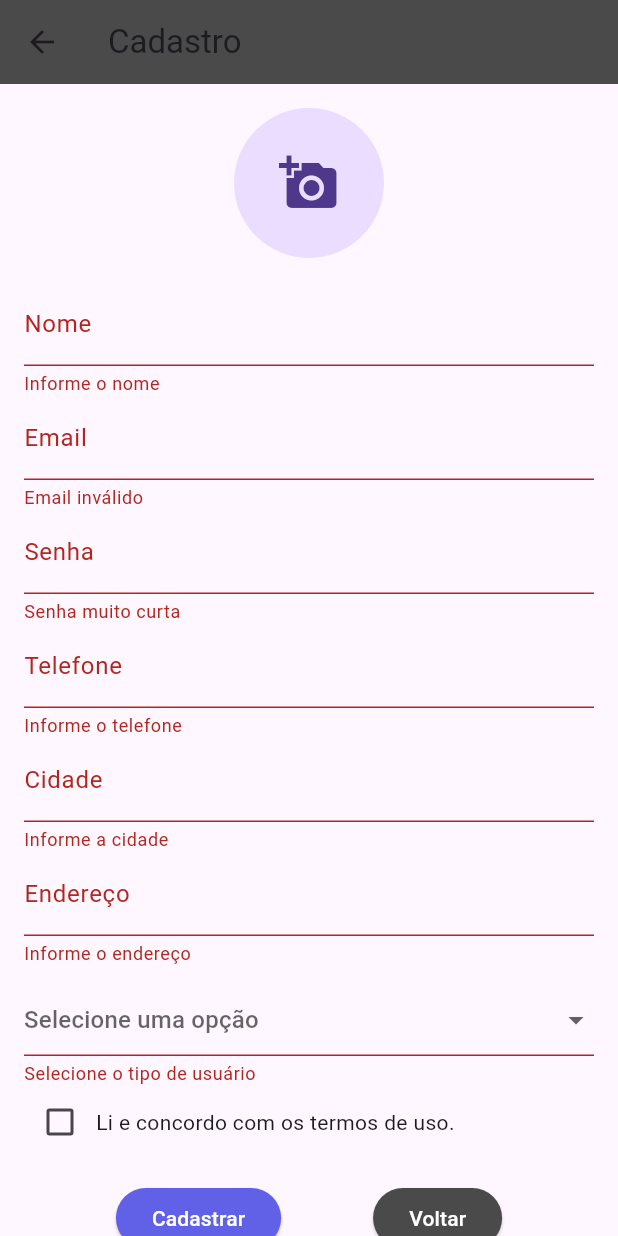
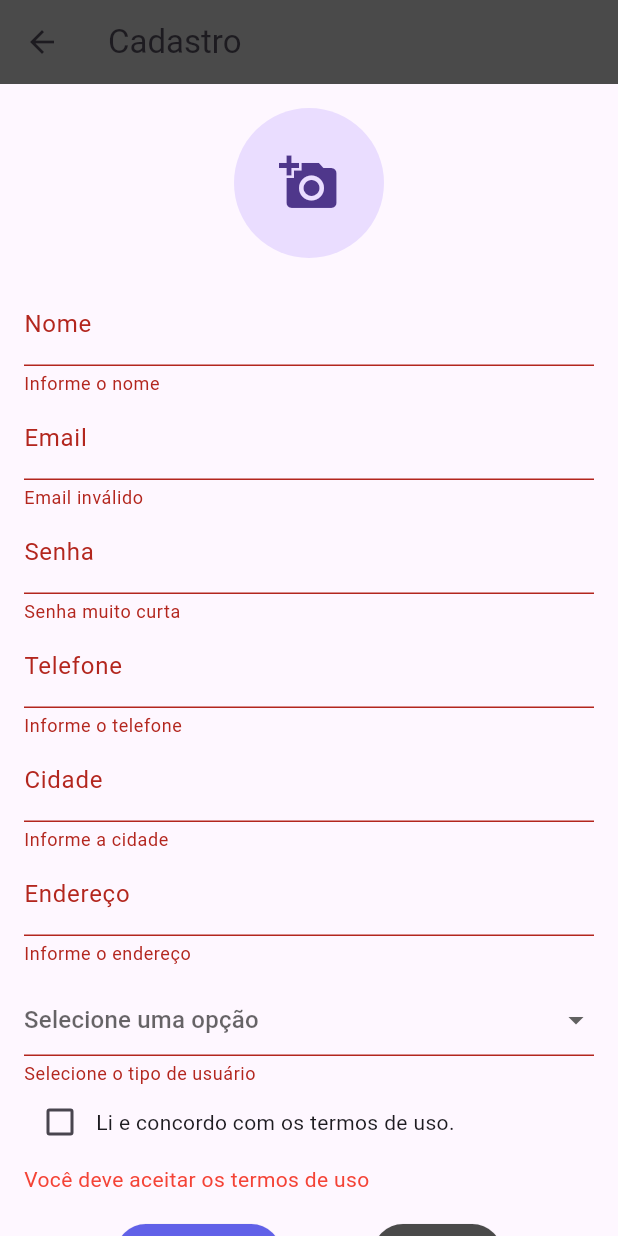
Before and after one commit to donilumertz/prest_service, a Flutter app: the CadastroScreen screen opened directly, after a tap on "Cadastrar", on a phone screen of 412 x 824 dp. Run offline on Flutter 3.47's test engine with Material 3 defaults, Android fonts, the phone set to English and light mode, and no system bars; our stand-ins replace cloud_firestore, firebase_auth, firebase_core, google_fonts, image_picker; accounts and stored records are empty.

Commit message:
ajustando cores e funcionalidades

```diff
--- a/lib/screens/cadastrese_screen.dart
+++ b/lib/screens/cadastrese_screen.dart
@@ -27,9 +27,16 @@ class _CadastroScreenState extends State<CadastroScreen> {
 
   String? _tipoUsuario;
   bool _termosAceitos = false;
+  String? _erroTermos;
+  String? _erroProfissao;
+  String? _erroDescricao;
+  String? _erroCategorias;
+
   bool _isSubmitting = false;
+
   List<String> _categoriasSelecionadas = [];
   List<String> _categorias = [];
+
   File? _imagemSelecionada;
   String? _imagemBase64;
 
@@ -37,8 +44,8 @@ class _CadastroScreenState extends State<CadastroScreen> {
   final FirestoreService _firestoreService = FirestoreService();
 
   Future<void> _selecionarImagem() async {
-    final ImagePicker picker = ImagePicker();
-    final XFile? picked = await picker.pickImage(source: ImageSource.gallery);
+    final picker = ImagePicker();
+    final picked = await picker.pickImage(source: ImageSource.gallery);
     if (picked != null) {
       setState(() {
         _imagemSelecionada = File(picked.path);
@@ -48,32 +55,47 @@ class _CadastroScreenState extends State<CadastroScreen> {
   }
 
   void _cadastrar() async {
-    final formValid = _formKey.currentState?.validate() ?? false;
+    final valido = _formKey.currentState?.validate() ?? false;
+
+    _erroTermos = null;
+    _erroProfissao = null;
+    _erroDescricao = null;
+    _erroCategorias = null;
+
     if (_tipoUsuario == 'Prestador') {
       if (_profissaoController.text.trim().isEmpty) {
-        ScaffoldMessenger.of(context).showSnackBar(const SnackBar(content: Text('Informe a profissão')));
-        return;
+        _erroProfissao = 'Informe a profissão';
       }
       if (_descricaoController.text.trim().isEmpty) {
-        ScaffoldMessenger.of(context).showSnackBar(const SnackBar(content: Text('Informe a descrição dos trabalhos')));
-        return;
+        _erroDescricao = 'Descreva seus trabalhos';
       }
       if (_categoriasSelecionadas.isEmpty) {
-        ScaffoldMessenger.of(context).showSnackBar(const SnackBar(content: Text('Selecione ao menos uma categoria')));
-        return;
+        _erroCategorias = 'Selecione ao menos uma categoria';
       }
     }
-    if (!formValid) return;
+
     if (!_termosAceitos) {
-      ScaffoldMessenger.of(context).showSnackBar(const SnackBar(content: Text('Aceite os termos de uso')));
+      _erroTermos = 'Você deve aceitar os termos de uso';
+    }
+
+    setState(() {});
+
+    if (!valido ||
+        _erroTermos != null ||
+        _erroProfissao != null ||
+        _erroDescricao != null ||
+        _erroCategorias != null) {
       return;
     }
+
     setState(() => _isSubmitting = true);
+
     try {
       final cred = await _authService.registrar(
         _emailController.text.trim(),
         _senhaController.text.trim(),
       );
+
       final usuario = UserModel(
         uid: cred.user!.uid,
         nome: _nomeController.text.trim(),
@@ -82,13 +104,18 @@ class _CadastroScreenState extends State<CadastroScreen> {
         cidade: _cidadeController.text.trim(),
         endereco: _enderecoController.text.trim(),
         tipoUsuario: _tipoUsuario ?? 'Cliente',
-        profissao: _tipoUsuario == 'Prestador' ? _profissaoController.text.trim() : null,
-        descricao: _tipoUsuario == 'Prestador' ? _descricaoController.text.trim() : null,
-        categorias: _tipoUsuario == 'Prestador' ? _categoriasSelecionadas : [],
+        profissao:
+        _tipoUsuario == 'Prestador' ? _profissaoController.text.trim() : null,
+        descricao:
+        _tipoUsuario == 'Prestador' ? _descricaoController.text.trim() : null,
+        categorias:
+        _tipoUsuario == 'Prestador' ? _categoriasSelecionadas : [],
         avaliacao: 0.0,
         fotoBase64: _imagemBase64,
       );
+
       await _firestoreService.salvarUsuario(usuario);
+
       Navigator.pushReplacement(
         context,
         MaterialPageRoute(builder: (_) => const InitialScreen()),
@@ -132,45 +159,63 @@ class _CadastroScreenState extends State<CadastroScreen> {
                 onTap: _selecionarImagem,
                 child: CircleAvatar(
                   radius: 50,
-                  backgroundImage: _imagemSelecionada != null ? FileImage(_imagemSelecionada!) : null,
-                  child: _imagemSelecionada == null ? const Icon(Icons.add_a_photo, size: 40) : null,
+                  backgroundImage: _imagemSelecionada != null
+                      ? FileImage(_imagemSelecionada!)
+                      : null,
+                  child: _imagemSelecionada == null
+                      ? const Icon(Icons.add_a_photo, size: 40)
+                      : null,
                 ),
               ),
               const SizedBox(height: 16),
+
               TextFormField(
                 controller: _nomeController,
                 decoration: const InputDecoration(labelText: 'Nome'),
-                validator: (value) => value == null || value.isEmpty ? 'Informe o nome' : null,
+                validator: (v) =>
+                v == null || v.trim().isEmpty ? 'Informe o nome' : null,
               ),
+
               TextFormField(
                 controller: _emailController,
                 decoration: const InputDecoration(labelText: 'Email'),
                 keyboardType: TextInputType.emailAddress,
-                validator: (value) => value == null || !value.contains('@') ? 'Email inválido' : null,
+                validator: (v) =>
+                v == null || !v.contains('@') ? 'Email inválido' : null,
               ),
+
               TextFormField(
                 controller: _senhaController,
                 decoration: const InputDecoration(labelText: 'Senha'),
                 obscureText: true,
-                validator: (value) => value == null || value.length < 6 ? 'Senha muito curta' : null,
+                validator: (v) =>
+                v == null || v.length < 6 ? 'Senha muito curta' : null,
               ),
+
               TextFormField(
                 controller: _telefoneController,
                 decoration: const InputDecoration(labelText: 'Telefone'),
                 keyboardType: TextInputType.phone,
-                validator: (value) => value == null || value.isEmpty ? 'Informe o telefone' : null,
+                validator: (v) =>
+                v == null || v.isEmpty ? 'Informe o telefone' : null,
               ),
+
               TextFormField(
                 controller: _cidadeController,
                 decoration: const InputDecoration(labelText: 'Cidade'),
-                validator: (value) => value == null || value.isEmpty ? 'Informe a cidade' : null,
+                validator: (v) =>
+                v == null || v.isEmpty ? 'Informe a cidade' : null,
               ),
+
               TextFormField(
                 controller: _enderecoController,
                 decoration: const InputDecoration(labelText: 'Endereço'),
-                validator: (value) => value == null || value.isEmpty ? 'Informe o endereço' : null,
+                validator: (v) =>
+                v == null || v.isEmpty ? 'Informe o endereço' : null,
               ),
+
               const SizedBox(height: 12),
+
               DropdownButtonFormField<String>(
                 value: _tipoUsuario,
                 items: const [
@@ -179,30 +224,54 @@ class _CadastroScreenState extends State<CadastroScreen> {
                 ],
                 onChanged: (value) => setState(() => _tipoUsuario = value),
                 hint: const Text('Selecione uma opção'),
-                validator: (value) => value == null ? 'Selecione o tipo de usuário' : null,
+                validator: (v) =>
+                v == null ? 'Selecione o tipo de usuário' : null,
               ),
+
               if (_tipoUsuario == 'Prestador') ...[
                 const SizedBox(height: 16),
+
                 TextFormField(
                   controller: _profissaoController,
                   decoration: const InputDecoration(labelText: 'Profissão'),
                 ),
+                if (_erroProfissao != null)
+                  Padding(
+                    padding: const EdgeInsets.only(top: 4),
+                    child: Text(_erroProfissao!,
+                        style: const TextStyle(color: Colors.red)),
+                  ),
+
                 const SizedBox(height: 8),
+
                 TextFormField(
                   controller: _descricaoController,
-                  decoration: const InputDecoration(labelText: 'Descrição dos trabalhos'),
+                  decoration: const InputDecoration(
+                      labelText: 'Descrição dos trabalhos'),
                   minLines: 3,
                   maxLines: 6,
                 ),
+                if (_erroDescricao != null)
+                  Padding(
+                    padding: const EdgeInsets.only(top: 4),
+                    child: Text(_erroDescricao!,
+                        style: const TextStyle(color: Colors.red)),
+                  ),
+
                 const SizedBox(height: 12),
+
                 Align(
                   alignment: Alignment.centerLeft,
-                  child: Text('Categorias', style: Theme.of(context).textTheme.titleMedium),
+                  child: Text('Categorias',
+                      style: Theme.of(context).textTheme.titleMedium),
                 ),
+
                 const SizedBox(height: 6),
+
                 Column(
                   children: _categorias.map((categoria) {
-                    final selected = _categoriasSelecionadas.contains(categoria);
+                    final selected =
+                    _categoriasSelecionadas.contains(categoria);
                     return CheckboxListTile(
                       title: Text(categoria),
                       value: selected,
@@ -218,38 +287,76 @@ class _CadastroScreenState extends State<CadastroScreen> {
                     );
                   }).toList(),
                 ),
+                if (_erroCategorias != null)
+                  Padding(
+                    padding: const EdgeInsets.only(top: 4),
+                    child: Text(_erroCategorias!,
+                        style: const TextStyle(color: Colors.red)),
+                  ),
               ],
+
               Row(
                 children: [
                   Checkbox(
                     value: _termosAceitos,
-                    onChanged: (value) => setState(() => _termosAceitos = value ?? false),
+                    onChanged: (value) {
+                      setState(() {
+                        _termosAceitos = value ?? false;
+                        if (_termosAceitos) _erroTermos = null;
+                      });
+                    },
                   ),
-                  const Expanded(child: Text('Li e concordo com os termos de uso.')),
+                  const Expanded(
+                    child: Text('Li e concordo com os termos de uso.'),
+                  ),
                 ],
               ),
+
+              if (_erroTermos != null)
+                Align(
+                  alignment: Alignment.centerLeft,
+                  child: Padding(
+                    padding: const EdgeInsets.only(top: 4),
+                    child: Text(_erroTermos!,
+                        style: const TextStyle(color: Colors.red)),
+                  ),
+                ),
+
               const SizedBox(height: 16),
-              if (_isSubmitting) const CircularProgressIndicator(),
-              if (!_isSubmitting)
-                Row(
-                  mainAxisAlignment: MainAxisAlignment.spaceEvenly,
-                  children: [
-                    ElevatedButton(
-                      onPressed: _cadastrar,
-                      child: const Text('Cadastrar', style: TextStyle(color: Colors.white)),
-                      style: ElevatedButton.styleFrom(backgroundColor: const Color(
-                          0xFF6161E8)),
-                    ),
-                    ElevatedButton(
-                      onPressed: () => Navigator.pushReplacement(
-                        context,
-                        MaterialPageRoute(builder: (_) => const InitialScreen()),
-                      ),
-                      child: const Text('Voltar', style: TextStyle(color: Colors.white)),
-                      style: ElevatedButton.styleFrom(backgroundColor: const Color(0xFF4A4A4A)),
-                    ),
-                  ],
-                ),
+
+              _isSubmitting
+                  ? const CircularProgressIndicator()
+                  : Row(
+                mainAxisAlignment:
+                MainAxisAlignment.spaceEvenly,
+                children: [
+                  ElevatedButton(
+                    onPressed: _cadastrar,
+                    style: ElevatedButton.styleFrom(
+                        backgroundColor:
+                        const Color(0xFF6161E8)),
+                    child: const Text('Cadastrar',
+                        style:
+                        TextStyle(color: Colors.white)),
+                  ),
+                  ElevatedButton(
+                    onPressed: () =>
+                        Navigator.pushReplacement(
+                          context,
+                          MaterialPageRoute(
+                            builder: (_) =>
+                            const InitialScreen(),
+                          ),
+                        ),
+                    style: ElevatedButton.styleFrom(
+                        backgroundColor:
+                        const Color(0xFF4A4A4A)),
+                    child: const Text('Voltar',
+                        style:
+                        TextStyle(color: Colors.white)),
+                  ),
+                ],
+              ),
             ],
           ),
         ),
```
Also changed, not shown: lib/screens/login_screen.dart (+89 -9 lines), lib/widgets/app_drawer.dart (+1 -14 lines).
